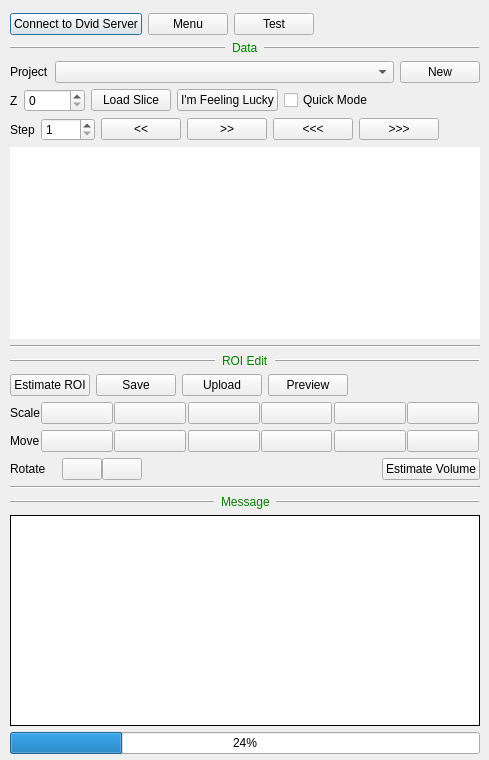
Qt form neurolabi/gui/zflyemroidialog.ui (janelia-flyem/NeuTu) before a commit.
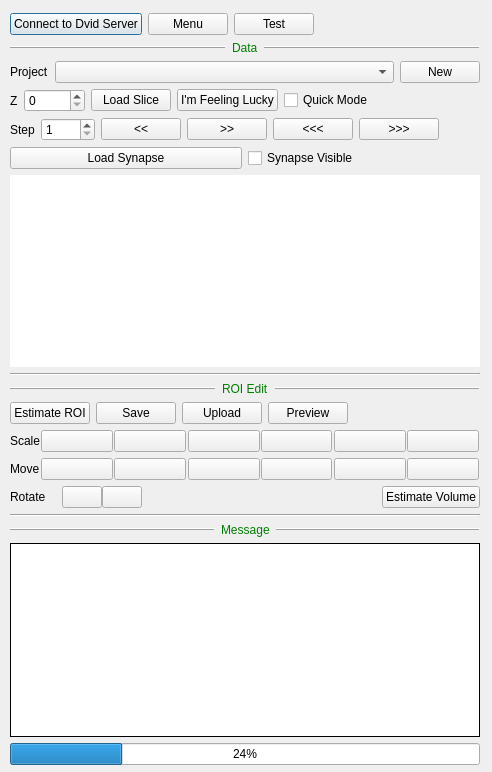
The same form after that commit. Icons and pictures are not drawn.

Commit message: synapse display in ROI project

```diff
--- a/neurolabi/gui/zflyemroidialog.ui
+++ b/neurolabi/gui/zflyemroidialog.ui
@@ -6,8 +6,8 @@
    <rect>
     <x>0</x>
     <y>0</y>
-    <width>489</width>
-    <height>760</height>
+    <width>492</width>
+    <height>772</height>
    </rect>
   </property>
   <property name="windowTitle">
@@ -19,7 +19,7 @@
      <x>10</x>
      <y>13</y>
      <width>470</width>
-     <height>741</height>
+     <height>752</height>
     </rect>
    </property>
    <layout class="QVBoxLayout" name="verticalLayout_5">
@@ -271,6 +271,24 @@
         </item>
        </layout>
       </item>
+      <item>
+       <layout class="QHBoxLayout" name="horizontalLayout_23">
+        <item>
+         <widget class="QPushButton" name="loadSynapsePushButton">
+          <property name="text">
+           <string>Load Synapse</string>
+          </property>
+         </widget>
+        </item>
+        <item>
+         <widget class="QCheckBox" name="checkBox">
+          <property name="text">
+           <string>Synapse Visible</string>
+          </property>
+         </widget>
+        </item>
+       </layout>
+      </item>
       <item>
        <widget class="QTextEdit" name="infoWidget">
         <property name="autoFillBackground">
```
The commit also changes 33 other files.
